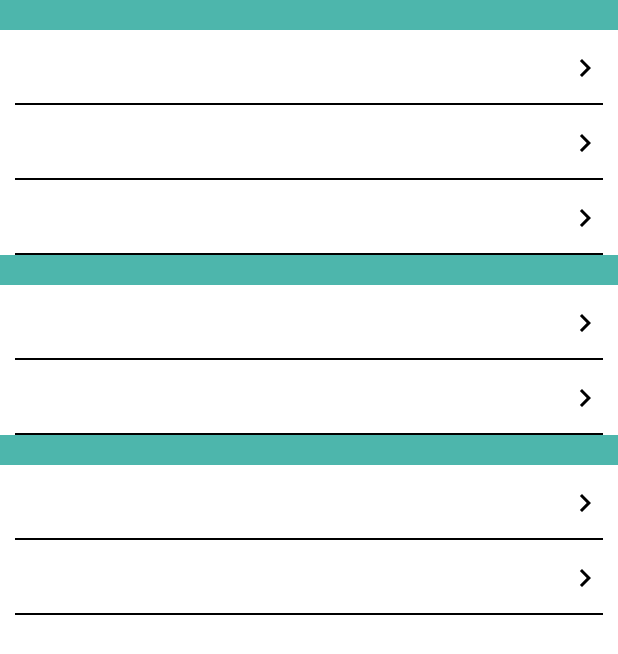
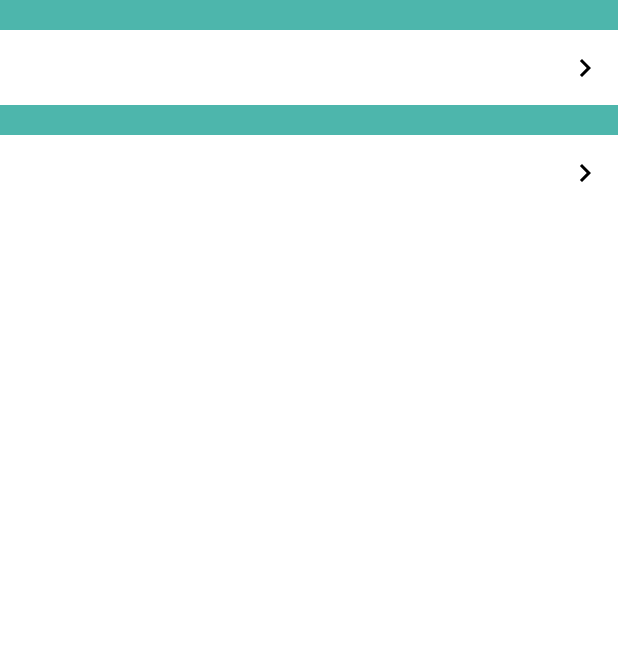
Before and after one commit to choihyunsung/Museum, an Android app: the fragment DrawerMenuFragment shown on its own in the app's theme, on a phone screen of 412 x 824 dp. Shown: the top 654 px of the screen. Run offline under Robolectric (Android 15) with nearby library versions, the phone set to English and light mode, and no system bars; our stand-ins replace data binding; 6 statements that could not run were skipped.

Commit message:
ECT : 일부 누락된 파일 PUSH

```diff
--- a/app/src/main/java/kr/block/retrofitopenapi/feature/main/fragment/DrawerMenuFragment.kt
+++ b/app/src/main/java/kr/block/retrofitopenapi/feature/main/fragment/DrawerMenuFragment.kt
@@ -2,18 +2,38 @@ package kr.block.retrofitopenapi.feature.main.fragment
 
 import android.os.Bundle
 import android.view.View
+import android.widget.Toast
 import androidx.fragment.app.Fragment
 import kr.block.retrofitopenapi.R
 import kr.block.retrofitopenapi.databinding.FragmentMainDrawerMenuBinding
 import kr.block.retrofitopenapi.feature.common.fragment.BaseFragment
 
-class DrawerMenuFragment : BaseFragment<FragmentMainDrawerMenuBinding>(R.layout.fragment_main_drawer_menu) {
+class DrawerMenuFragment :
+    BaseFragment<FragmentMainDrawerMenuBinding>(R.layout.fragment_main_drawer_menu),
+    View.OnClickListener {
 
     companion object {
-        fun newInstance():Fragment = DrawerMenuFragment()
+        fun newInstance(): Fragment = DrawerMenuFragment()
     }
 
     override fun onViewCreated(view: View, savedInstanceState: Bundle?) {
         super.onViewCreated(view, savedInstanceState)
+        with(mBinder) {
+            menuProfile.rootView.setOnClickListener(this@DrawerMenuFragment)
+            menuDefaultSet.rootView.setOnClickListener(this@DrawerMenuFragment)
+        }
+    }
+
+    override fun onClick(view: View?) {
+        with(mBinder) {
+            when (view) {
+                menuProfile.rootView -> {
+                    Toast.makeText(context, "프로필", Toast.LENGTH_LONG).show()
+                }
+                menuDefaultSet.rootView -> {
+                    Toast.makeText(context, "기본세팅", Toast.LENGTH_LONG).show()
+                }
+            }
+        }
     }
 }
--- a/app/src/main/res/layout/fragment_main_drawer_menu.xml
+++ b/app/src/main/res/layout/fragment_main_drawer_menu.xml
@@ -2,15 +2,18 @@
 <layout xmlns:android="http://schemas.android.com/apk/res/android"
     xmlns:bind="http://schemas.android.com/apk/res-auto">
 
-    <data></data>
+    <data>
+        <variable
+            name="fragment"
+            type="kr.block.retrofitopenapi.feature.main.fragment.DrawerMenuFragment" />
+    </data>
 
     <androidx.core.widget.NestedScrollView
         android:id="@+id/scroll_root"
         android:layout_width="match_parent"
         android:layout_height="match_parent"
         android:fillViewport="true"
-        android:overScrollMode="never"
-        >
+        android:overScrollMode="never">
 
         <LinearLayout
             android:id="@+id/rootView"
@@ -21,57 +24,25 @@
 
             <include
                 layout="@layout/include_menu_sub_title"
-                bind:title='@{"Sub menu 1"}' />
+                bind:title="@{@string/user_text}" />
 
             <include
+                android:id="@+id/menu_profile"
                 layout="@layout/include_menu_content"
-                bind:isDiv="@{true}"
+                bind:isDiv="@{false}"
                 bind:rightIconRes="@{@drawable/ic_chevron_right_black_24dp}"
-                bind:title='@{"Sub content1"}' />
-
-            <include
-                layout="@layout/include_menu_content"
-                bind:isDiv="@{true}"
-                bind:rightIconRes="@{@drawable/ic_chevron_right_black_24dp}"
-                bind:title='@{"Sub content2"}' />
-
-            <include
-                layout="@layout/include_menu_content"
-                bind:isDiv="@{true}"
-                bind:rightIconRes="@{@drawable/ic_chevron_right_black_24dp}"
-                bind:title='@{"Sub content3"}' />
+                bind:title="@{@string/profile_text}" />
 
             <include
                 layout="@layout/include_menu_sub_title"
-                bind:title='@{"Sub menu 2"}' />
+                bind:title="@{@string/preferences_text}" />
 
             <include
+                android:id="@+id/menu_default_set"
                 layout="@layout/include_menu_content"
-                bind:isDiv="@{true}"
+                bind:isDiv="@{false}"
                 bind:rightIconRes="@{@drawable/ic_chevron_right_black_24dp}"
-                bind:title='@{"Sub content1"}' />
-
-            <include
-                layout="@layout/include_menu_content"
-                bind:isDiv="@{true}"
-                bind:rightIconRes="@{@drawable/ic_chevron_right_black_24dp}"
-                bind:title='@{"Sub content2"}' />
-
-            <include
-                layout="@layout/include_menu_sub_title"
-                bind:title='@{"Sub menu 3"}' />
-
-            <include
-                layout="@layout/include_menu_content"
-                bind:isDiv="@{true}"
-                bind:rightIconRes="@{@drawable/ic_chevron_right_black_24dp}"
-                bind:title='@{"Sub content3"}' />
-
-            <include
-                layout="@layout/include_menu_content"
-                bind:isDiv="@{true}"
-                bind:rightIconRes="@{@drawable/ic_chevron_right_black_24dp}"
-                bind:title='@{"Sub content3"}' />
+                bind:title="@{@string/default_text}" />
 
         </LinearLayout>
 
```
